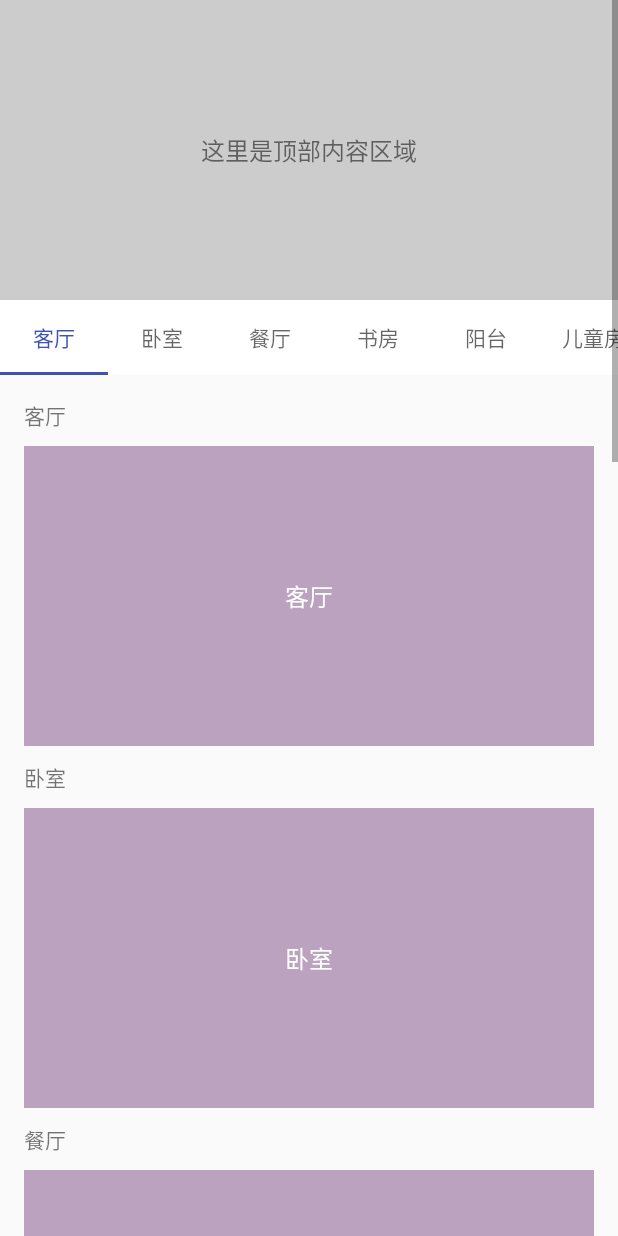
After one commit to taixiang/tabScroll, an Android app: the StickyActivity screen opened directly, with no data from a screen before it, on a phone screen of 412 x 824 dp. The commit adds this screen. Run offline under Robolectric (Android 15) with nearby library versions, the phone set to English and light mode, and no system bars.

Commit message:
tablayout 吸附悬停

```diff
--- a/app/src/main/AndroidManifest.xml
+++ b/app/src/main/AndroidManifest.xml
@@ -18,6 +18,7 @@
         </activity>
         <activity android:name=".TabScrollActivity" />
         <activity android:name=".TabRecyclerActivity" />
+        <activity android:name=".StickyActivity" />
     </application>
 
 </manifest>
--- a/app/src/main/java/com/tabscroll/MainActivity.java
+++ b/app/src/main/java/com/tabscroll/MainActivity.java
@@ -15,6 +15,7 @@ public class MainActivity extends AppCompatActivity implements View.OnClickListe
 
     private Button btnScroll;
     private Button btnRecycler;
+    private Button btnSticky;
 
     @Override
     protected void onCreate(@Nullable Bundle savedInstanceState) {
@@ -22,8 +23,10 @@ public class MainActivity extends AppCompatActivity implements View.OnClickListe
         setContentView(R.layout.activity_main);
         btnScroll = findViewById(R.id.scroll);
         btnRecycler = findViewById(R.id.recycler);
+        btnSticky = findViewById(R.id.sticky);
         btnScroll.setOnClickListener(this);
         btnRecycler.setOnClickListener(this);
+        btnSticky.setOnClickListener(this);
     }
 
     @Override
@@ -37,6 +40,10 @@ public class MainActivity extends AppCompatActivity implements View.OnClickListe
                 Intent intent2 = new Intent(this, TabRecyclerActivity.class);
                 startActivity(intent2);
                 break;
+            case R.id.sticky:
+                Intent intent3 = new Intent(this, StickyActivity.class);
+                startActivity(intent3);
+                break;
             default:
                 break;
         }
--- /dev/null
+++ b/app/src/main/java/com/tabscroll/StickyActivity.java
@@ -0,0 +1,168 @@
+package com.tabscroll;
+
+import android.content.Context;
+import android.os.Bundle;
+import android.support.annotation.Nullable;
+import android.support.design.widget.TabLayout;
+import android.support.v7.app.AppCompatActivity;
+import android.view.MotionEvent;
+import android.view.View;
+import android.view.ViewTreeObserver;
+import android.widget.LinearLayout;
+
+import java.util.ArrayList;
+import java.util.List;
+
+/**
+ * Created by tx on 2018/8/4.
+ */
+
+public class StickyActivity extends AppCompatActivity {
+
+    /**
+     * 占位tablayout，用于滑动过程中去确定实际的tablayout的位置
+     */
+    private TabLayout holderTabLayout;
+    /**
+     * 实际操作的tablayout，
+     */
+    private TabLayout realTabLayout;
+    private CustomScrollView scrollView;
+    private LinearLayout container;
+    private String[] tabTxt = {"客厅", "卧室", "餐厅", "书房", "阳台", "儿童房"};
+
+    private List<AnchorView> anchorList = new ArrayList<>();
+
+    //判读是否是scrollview主动引起的滑动，true-是，false-否，由tablayout引起的
+    private boolean isScroll;
+    //记录上一次位置，防止在同一内容块里滑动 重复定位到tablayout
+    private int lastPos = 0;
+    //监听判断最后一个模块的高度，不满一屏时让最后一个模块撑满屏幕
+    private ViewTreeObserver.OnGlobalLayoutListener listener;
+
+    @Override
+    protected void onCreate(@Nullable Bundle savedInstanceState) {
+        super.onCreate(savedInstanceState);
+        setContentView(R.layout.activity_ali_home_more);
+        holderTabLayout = findViewById(R.id.tablayout_holder);
+        realTabLayout = findViewById(R.id.tablayout_real);
+        scrollView = findViewById(R.id.scrollView);
+        container = findViewById(R.id.container);
+
+        for (int i = 0; i < tabTxt.length; i++) {
+            AnchorView anchorView = new AnchorView(this);
+            anchorView.setAnchorTxt(tabTxt[i]);
+            anchorView.setContentTxt(tabTxt[i]);
+            anchorList.add(anchorView);
+            container.addView(anchorView);
+        }
+        for (int i = 0; i < tabTxt.length; i++) {
+            holderTabLayout.addTab(holderTabLayout.newTab().setText(tabTxt[i]));
+            realTabLayout.addTab(realTabLayout.newTab().setText(tabTxt[i]));
+        }
+
+
+        listener = new ViewTreeObserver.OnGlobalLayoutListener() {
+            @Override
+            public void onGlobalLayout() {
+                //计算让最后一个view高度撑满屏幕
+                int screenH = getScreenHeight();
+                int statusBarH = getStatusBarHeight(StickyActivity.this);
+                int tabH = holderTabLayout.getHeight();
+                int lastH = screenH - statusBarH - tabH - 16 * 3;
+                AnchorView anchorView = anchorList.get(anchorList.size() - 1);
+                if (anchorView.getHeight() < lastH) {
+                    LinearLayout.LayoutParams params = new LinearLayout.LayoutParams(LinearLayout.LayoutParams.MATCH_PARENT, LinearLayout.LayoutParams.WRAP_CONTENT);
+                    params.height = lastH;
+                    anchorView.setLayoutParams(params);
+                }
+
+                //一开始让实际的tablayout 移动到 占位的tablayout处，覆盖占位的tablayout
+                realTabLayout.setTranslationY(holderTabLayout.getTop());
+                realTabLayout.setVisibility(View.VISIBLE);
+                container.getViewTreeObserver().removeOnGlobalLayoutListener(listener);
+
+            }
+        };
+        container.getViewTreeObserver().addOnGlobalLayoutListener(listener);
+
+
+        scrollView.setOnTouchListener(new View.OnTouchListener() {
+            @Override
+            public boolean onTouch(View v, MotionEvent event) {
+                if (event.getAction() == MotionEvent.ACTION_DOWN) {
+                    isScroll = true;
+                }
+                return false;
+            }
+        });
+
+        //监听scrollview滑动
+        scrollView.setCallbacks(new CustomScrollView.Callbacks() {
+            @Override
+            public void onScrollChanged(int x, int y, int oldx, int oldy) {
+                //根据滑动的距离y(不断变化的) 和 holderTabLayout距离父布局顶部的距离(这个距离是固定的)对比，
+                //当y < holderTabLayout.getTop()时，holderTabLayout 仍在屏幕内，realTabLayout不断移动holderTabLayout.getTop()距离，覆盖holderTabLayout
+                //当y > holderTabLayout.getTop()时，holderTabLayout 移出，realTabLayout不断移动y，相对的停留在顶部，看上去是静止的
+                int translation = Math.max(y, holderTabLayout.getTop());
+                realTabLayout.setTranslationY(translation);
+
+                if (isScroll) {
+                    for (int i = tabTxt.length - 1; i >= 0; i--) {
+                        //需要y减去顶部内容区域的高度(具体看项目的高度，这里demo写死的200dp)
+                        if (y - 200 * 3 > anchorList.get(i).getTop() - 10) {
+                            setScrollPos(i);
+                            break;
+                        }
+                    }
+                }
+
+            }
+        });
+
+        //实际的tablayout的点击切换
+        realTabLayout.addOnTabSelectedListener(new TabLayout.OnTabSelectedListener() {
+            @Override
+            public void onTabSelected(TabLayout.Tab tab) {
+                isScroll = false;
+                int pos = tab.getPosition();
+                int top = anchorList.get(pos).getTop();
+                //同样这里滑动要加上顶部内容区域的高度(这里写死的高度)
+                scrollView.smoothScrollTo(0, top + 200 * 3);
+            }
+
+            @Override
+            public void onTabUnselected(TabLayout.Tab tab) {
+
+            }
+
+            @Override
+            public void onTabReselected(TabLayout.Tab tab) {
+
+            }
+        });
+
+
+    }
+
+    private void setScrollPos(int newPos) {
+        if (lastPos != newPos) {
+            realTabLayout.setScrollPosition(newPos, 0, true);
+        }
+        lastPos = newPos;
+    }
+
+    private int getScreenHeight() {
+        return getResources().getDisplayMetrics().heightPixels;
+    }
+
+    public int getStatusBarHeight(Context context) {
+        int result = 0;
+        int resourceId = context.getResources()
+                .getIdentifier("status_bar_height", "dimen", "android");
+        if (resourceId > 0) {
+            result = context.getResources().getDimensionPixelSize(resourceId);
+        }
+        return result;
+    }
+}
--- /dev/null
+++ b/app/src/main/res/layout/activity_ali_home_more.xml
@@ -0,0 +1,71 @@
+<?xml version="1.0" encoding="utf-8"?>
+<LinearLayout xmlns:android="http://schemas.android.com/apk/res/android"
+    xmlns:app="http://schemas.android.com/apk/res-auto"
+    android:layout_width="match_parent"
+    android:layout_height="match_parent"
+    android:orientation="vertical">
+
+    <com.tabscroll.CustomScrollView
+        android:id="@+id/scrollView"
+        android:layout_width="match_parent"
+        android:layout_height="match_parent">
+
+        <FrameLayout
+            android:layout_width="match_parent"
+            android:layout_height="match_parent">
+
+            <LinearLayout
+                android:layout_width="match_parent"
+                android:layout_height="wrap_content"
+                android:orientation="vertical">
+
+                <LinearLayout
+                    android:layout_width="match_parent"
+                    android:layout_height="200dp"
+                    android:background="#ccc"
+                    android:gravity="center">
+
+                    <TextView
+                        android:layout_width="wrap_content"
+                        android:layout_height="wrap_content"
+                        android:text="这里是顶部内容区域"
+                        android:textSize="16sp" />
+
+                </LinearLayout>
+
+                <!--占位的tablayout-->
+                <android.support.design.widget.TabLayout
+                    android:id="@+id/tablayout_holder"
+                    android:layout_width="match_parent"
+                    android:layout_height="50dp"
+                    android:background="#ffffff"
+                    app:tabIndicatorColor="@color/colorPrimary"
+                    app:tabMode="scrollable"
+                    app:tabSelectedTextColor="@color/colorPrimary" />
+
+                <LinearLayout
+                    android:id="@+id/container"
+                    android:layout_width="match_parent"
+                    android:layout_height="wrap_content"
+                    android:orientation="vertical"
+                    android:padding="16dp" />
+
+            </LinearLayout>
+
+
+            <!--实际用户操作的tablayout-->
+            <android.support.design.widget.TabLayout
+                android:id="@+id/tablayout_real"
+                android:layout_width="match_parent"
+                android:layout_height="50dp"
+                android:background="#ffffff"
+                android:visibility="invisible"
+                app:tabIndicatorColor="@color/colorPrimary"
+                app:tabMode="scrollable"
+                app:tabSelectedTextColor="@color/colorPrimary" />
+        </FrameLayout>
+
+
+    </com.tabscroll.CustomScrollView>
+
+</LinearLayout>
--- a/app/src/main/res/layout/activity_main.xml
+++ b/app/src/main/res/layout/activity_main.xml
@@ -20,4 +20,12 @@
         android:layout_margin="10dp"
         android:text="tablayout+recycler"
         android:textAllCaps="false" />
+
+    <Button
+        android:id="@+id/sticky"
+        android:layout_width="wrap_content"
+        android:layout_height="wrap_content"
+        android:layout_margin="10dp"
+        android:text="吸附悬停"
+        android:textAllCaps="false" />
 </LinearLayout>
```
